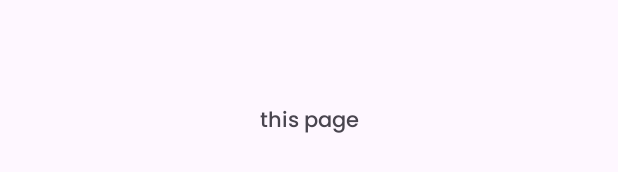
After one commit to susheel-ui/Bill_Gernator, an Android app: the layout activity_view_item.xml on its own in the app's theme, with its tools: preview values and no code run, on a phone screen of 412 x 824 dp. The commit adds this screen. Shown: the part 496-668 px from the top of the screen. Run offline under Robolectric (Android 15) with nearby library versions, the phone set to English and light mode, and no system bars.

Commit message:
new Activity for view single item

```diff
--- a/app/src/main/java/com/example/bill_genrating_app/AddItem.kt
+++ b/app/src/main/java/com/example/bill_genrating_app/AddItem.kt
@@ -128,7 +128,7 @@ class AddItem : AppCompatActivity() {
 
 //
                 if(type != "Select"){
-                    itemDao.SaveNewItem(items(barCode,name,quantity,quantityType,type,MRP))
+                    itemDao.SaveNewItem(items(barCode,name,quantity,quantityType,type,MRP,0,0))
                     Toast.makeText(this, "Saved", Toast.LENGTH_SHORT).show()
                     clearFields()
                     finish()
--- a/app/src/main/java/com/example/bill_genrating_app/Roomdb/entities/Items.kt
+++ b/app/src/main/java/com/example/bill_genrating_app/Roomdb/entities/Items.kt
@@ -17,5 +17,9 @@ data class items(
     @ColumnInfo
     val Type:String,
     @ColumnInfo
-    val MRP:Double
+    val MRP:Double,
+    @ColumnInfo
+    val stockQuantity:Long,
+    @ColumnInfo
+    val discountRate:Long
 )
--- a/app/src/main/java/com/example/bill_genrating_app/items_fragment.kt
+++ b/app/src/main/java/com/example/bill_genrating_app/items_fragment.kt
@@ -53,7 +53,7 @@ class items_fragment : Fragment() {
         savedInstanceState: Bundle?
     ): View? {
         thisFagementBinding = FragmentItemsFragmentBinding.inflate(layoutInflater)
-        // Inflate the layout for this fragment
+
         thisFagementBinding.itemsSearchbar.searchBox.setOnQueryTextListener(object : android.widget.SearchView.OnQueryTextListener{
             override fun onQueryTextSubmit(str: String?): Boolean {
                 searchByName(str.toString())
--- /dev/null
+++ b/app/src/main/res/layout/activity_view_item.xml
@@ -0,0 +1,21 @@
+<?xml version="1.0" encoding="utf-8"?>
+<androidx.constraintlayout.widget.ConstraintLayout xmlns:android="http://schemas.android.com/apk/res/android"
+    xmlns:app="http://schemas.android.com/apk/res-auto"
+    xmlns:tools="http://schemas.android.com/tools"
+    android:id="@+id/main"
+    android:layout_width="match_parent"
+    android:layout_height="match_parent"
+    tools:context=".ViewItemActivity">
+    <TextView
+        android:id="@+id/textview"
+        android:layout_width="wrap_content"
+        android:layout_height="wrap_content"
+        android:text="this page"
+        app:layout_constraintStart_toStartOf="parent"
+        app:layout_constraintEnd_toEndOf="parent"
+        app:layout_constraintTop_toTopOf="parent"
+        app:layout_constraintBottom_toBottomOf="parent"
+
+        />
+
+</androidx.constraintlayout.widget.ConstraintLayout>
```
Also changed, not shown: app/src/main/AndroidManifest.xml (+9 -9 lines), app/src/main/java/com/example/bill_genrating_app/Adapters/AdapterItems.kt (+24 -7 lines), app/src/main/java/com/example/bill_genrating_app/Roomdb/DAO/storeDao.kt (deleted, +0 -8 lines), app/src/main/java/com/example/bill_genrating_app/Roomdb/entities/store.kt (deleted, +0 -11 lines), app/src/main/java/com/example/bill_genrating_app/ViewItemActivity.kt (added, +34 -0 lines).
